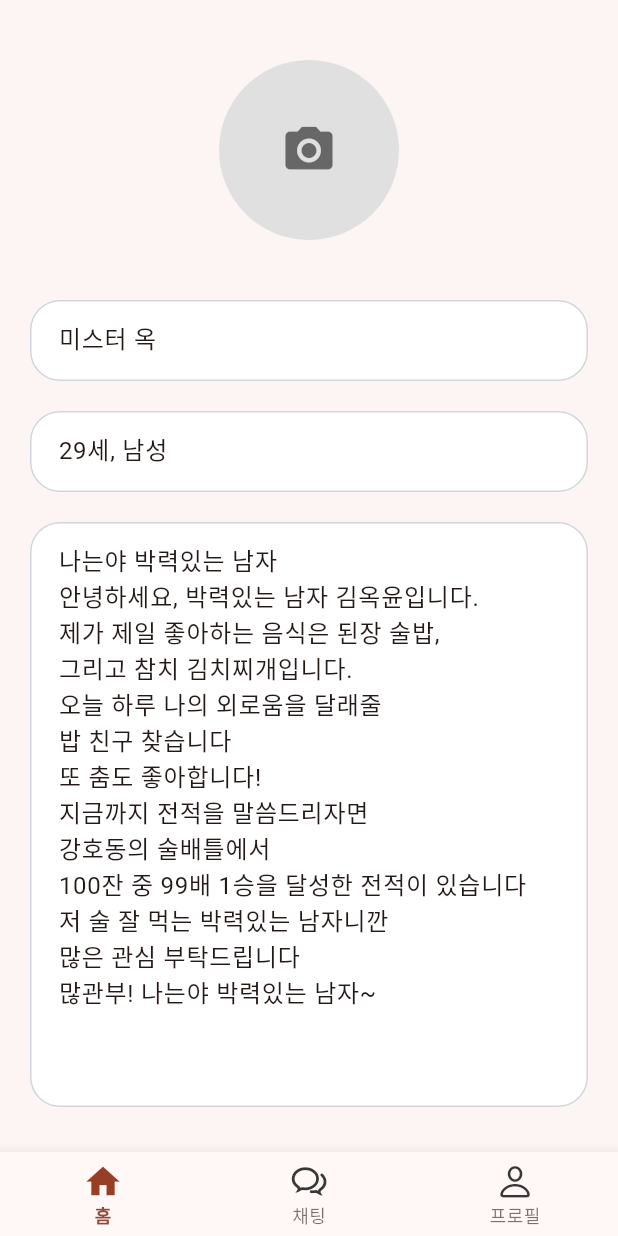
After one commit to jaesol0105/rice_chat, a Flutter app: the ProfilePage screen opened directly, after a tap on the "camera alt" icon, on a phone screen of 412 x 824 dp. The commit adds this screen. Run offline on Flutter 3.47's test engine with Material 3 defaults, Android fonts, the phone set to English and light mode, and no system bars; our stand-ins replace cloud_firestore, dio, firebase_core, flutter_hooks, freezed_annotation, geolocator and 3 more; accounts and stored records are empty; generated files the repository leaves out were written again.

Commit message:
feat: profile/ui

```diff
--- a/lib/main.dart
+++ b/lib/main.dart
@@ -4,7 +4,7 @@ import 'package:hooks_riverpod/hooks_riverpod.dart';
 import 'package:rice_chat/core/theme/theme.dart';
 import 'package:rice_chat/firebase_options.dart';
 import 'package:rice_chat/ui/address_search_page/address_search_page.dart';
-import 'package:rice_chat/ui/home_page/home_page.dart';
+
 
 void main() async {
   WidgetsFlutterBinding.ensureInitialized();
--- /dev/null
+++ b/lib/ui/profile_page/profile_page.dart
@@ -0,0 +1,115 @@
+import 'dart:io';
+import 'package:flutter/material.dart';
+import 'package:flutter_hooks/flutter_hooks.dart';
+import 'package:hooks_riverpod/hooks_riverpod.dart';
+import 'package:image_picker/image_picker.dart';
+import 'package:rice_chat/ui/shared/bottom_nav_bar.dart';
+
+class ProfilePage extends HookConsumerWidget {
+  const ProfilePage({super.key});
+
+  @override
+  Widget build(BuildContext context, WidgetRef ref) {
+    final userName = "미스터 옥";
+    final userAgeGender = "29세, 남성";
+    final userDescription = """
+나는야 박력있는 남자
+안녕하세요, 박력있는 남자 김옥윤입니다.
+제가 제일 좋아하는 음식은 된장 술밥,
+그리고 참치 김치찌개입니다.
+오늘 하루 나의 외로움을 달래줄
+밥 친구 찾습니다
+또 춤도 좋아합니다!
+지금까지 전적을 말씀드리자면
+강호동의 술배틀에서
+100잔 중 99배 1승을 달성한 전적이 있습니다
+저 술 잘 먹는 박력있는 남자니깐
+많은 관심 부탁드립니다
+많관부! 나는야 박력있는 남자~
+""";
+
+    final profileImage = useState<File?>(null);
+
+    final nameController = useTextEditingController(text: userName);
+    final ageController = useTextEditingController(text: userAgeGender);
+    final descController = useTextEditingController(text: userDescription);
+
+    Future<void> pickImage() async {
+      final picker = ImagePicker();
+      final XFile? picked = await picker.pickImage(source: ImageSource.gallery);
+      if (picked != null) {
+        profileImage.value = File(picked.path);
+      }
+    }
+
+    return Scaffold(
+      backgroundColor: Theme.of(context).scaffoldBackgroundColor,
+      body: SafeArea(
+        child: SingleChildScrollView(
+          padding: const EdgeInsets.symmetric(horizontal: 20, vertical: 40),
+          child: Column(
+            children: [
+              InkWell(
+                onTap: pickImage,
+                child: CircleAvatar(
+                  radius: 60,
+                  backgroundColor: Colors.grey[300],
+                  backgroundImage: profileImage.value != null
+                      ? FileImage(profileImage.value!)
+                      : null,
+                  child: profileImage.value == null
+                      ? const Icon(
+                          Icons.camera_alt,
+                          size: 38,
+                          color: Colors.black54,
+                        )
+                      : null,
+                ),
+              ),
+
+              const SizedBox(height: 40),
+
+              // 이름
+              _buildInputField(
+                context: context,
+                controller: nameController,
+                hint: "이름",
+              ),
+
+              const SizedBox(height: 20),
+
+              _buildInputField(
+                context: context,
+                controller: ageController,
+                hint: "나이/성별",
+              ),
+
+              const SizedBox(height: 20),
+
+              _buildInputField(
+                context: context,
+                controller: descController,
+                hint: "소개 멘트",
+                maxLines: 15,
+              ),
+            ],
+          ),
+        ),
+      ),
+      bottomNavigationBar: BottomNavBar(),
+    );
+  }
+
+  Widget _buildInputField({
+    required BuildContext context,
+    required TextEditingController controller,
+    required String hint,
+    int maxLines = 1,
+  }) {
+    return TextField(
+      controller: controller,
+      maxLines: maxLines,
+      decoration: InputDecoration(hintText: hint),
+    );
+  }
+}
--- a/lib/ui/sign_up_page/sign_up_page.dart
+++ b/lib/ui/sign_up_page/sign_up_page.dart
@@ -110,6 +110,9 @@ class SignUpPage extends HookConsumerWidget {
       controller: controller,
       maxLines: maxLines,
       decoration: InputDecoration(hintText: hint),
+      style: TextStyle(
+        fontSize: 12,
+      ),
     );
   }
 
```
